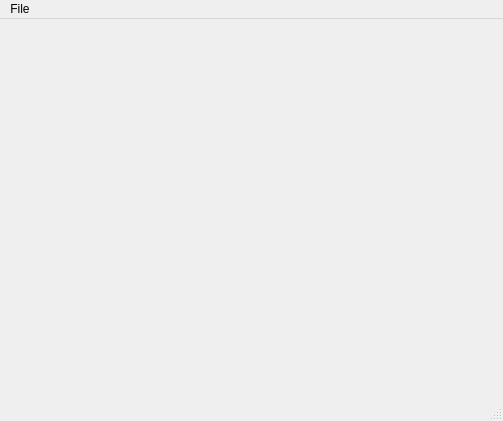
The window that src-qt5/gui_client/mainUI.ui (trueos/sysadm-ui-qt) describes before a commit, drawn with Qt 5.
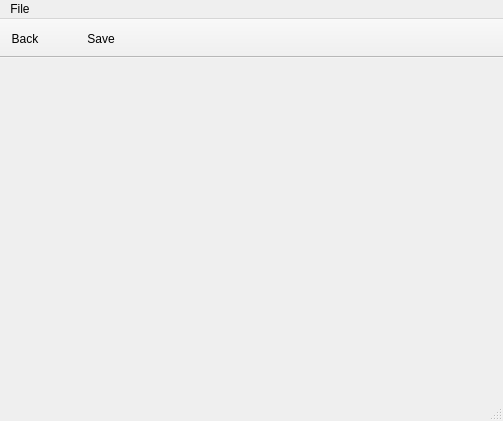
The same window after the commit. Icons and pictures are not drawn.

Commit message: Finish up the control panel page, now it functions properly and will load other subpages as needed. Also add more of the main window functionality so we have a back/save button which appears as needed based on page information.

```diff
--- a/src-qt5/gui_client/mainUI.ui
+++ b/src-qt5/gui_client/mainUI.ui
@@ -34,6 +34,35 @@
    <addaction name="menuFile"/>
   </widget>
   <widget class="QStatusBar" name="statusbar"/>
+  <widget class="QToolBar" name="toolBar">
+   <property name="contextMenuPolicy">
+    <enum>Qt::CustomContextMenu</enum>
+   </property>
+   <property name="windowTitle">
+    <string>toolBar</string>
+   </property>
+   <property name="movable">
+    <bool>false</bool>
+   </property>
+   <property name="allowedAreas">
+    <set>Qt::TopToolBarArea</set>
+   </property>
+   <property name="toolButtonStyle">
+    <enum>Qt::ToolButtonTextBesideIcon</enum>
+   </property>
+   <property name="floatable">
+    <bool>false</bool>
+   </property>
+   <attribute name="toolBarArea">
+    <enum>TopToolBarArea</enum>
+   </attribute>
+   <attribute name="toolBarBreak">
+    <bool>false</bool>
+   </attribute>
+   <addaction name="actionBack"/>
+   <addaction name="actionTitle"/>
+   <addaction name="actionSave"/>
+  </widget>
   <action name="actionClose_Application">
    <property name="icon">
     <iconset resource="../icons/icons.qrc">
@@ -43,6 +72,29 @@
     <string>Close Application</string>
    </property>
   </action>
+  <action name="actionBack">
+   <property name="icon">
+    <iconset resource="../icons/icons.qrc">
+     <normaloff>:/icons/black/arrow-left-circled-border.svg</normaloff>:/icons/black/arrow-left-circled-border.svg</iconset>
+   </property>
+   <property name="text">
+    <string>Back</string>
+   </property>
+  </action>
+  <action name="actionSave">
+   <property name="icon">
+    <iconset resource="../icons/icons.qrc">
+     <normaloff>:/icons/black/rounded-arrow-down.svg</normaloff>:/icons/black/rounded-arrow-down.svg</iconset>
+   </property>
+   <property name="text">
+    <string>Save</string>
+   </property>
+  </action>
+  <action name="actionTitle">
+   <property name="text">
+    <string notr="true"/>
+   </property>
+  </action>
  </widget>
  <resources>
   <include location="../icons/icons.qrc"/>
```
The commit also changes 7 other files.
